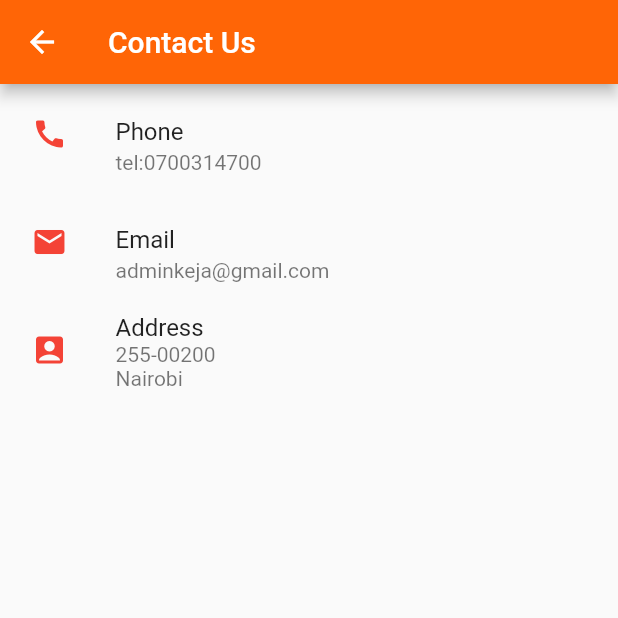
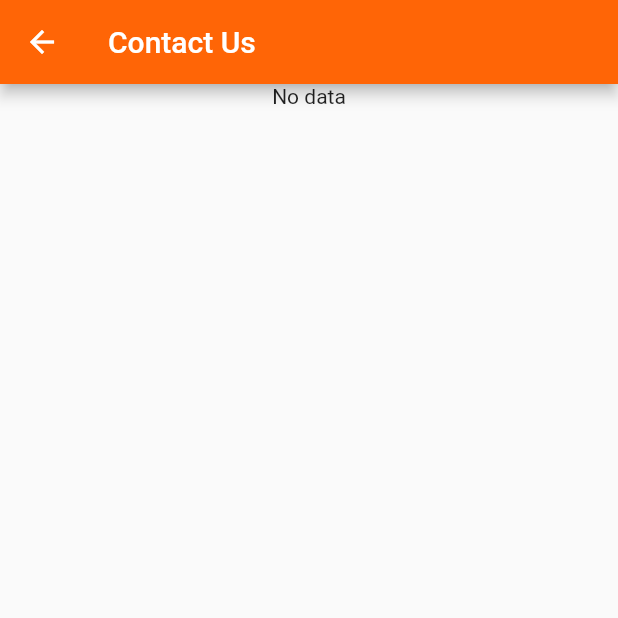
Before and after one commit to ndungudedan/cheki-keja, a Flutter app: the ContactUs screen opened directly, on a phone screen of 412 x 824 dp, the top half of it. Run offline on Flutter 3.47's test engine with Material 2 defaults, Android fonts, the phone set to English and light mode, and no system bars; our stand-ins replace bloc, cached_network_image, carousel_slider, dio, firebase_auth, firebase_core and 11 more; missing offline and left inert: commons, connectivity_widget, moor_db_viewer, mpesa_flutter_plugin, onboardme; accounts and stored records are empty; generated files the repository leaves out were written again; network calls fail.

```diff
--- a/lib/connection/networkApi.dart
+++ b/lib/connection/networkApi.dart
@@ -34,6 +34,14 @@ class NetworkApi {
     Network network = Network('$url');
     // 7
     var Data = await network.getMyhouse(myhousejson(userId));
+    return Data;
+  }
+
+  Future<dynamic> getContacts() async {
+    // 6
+    Network network = Network('$url');
+    // 7
+    var Data = await network.call(contactsjson());
     return Data;
   }
 
@@ -286,6 +294,12 @@ class NetworkApi {
     });
     return json;
   }
+   String contactsjson() {
+    var json = jsonEncode(<String, String>{
+      'functionality': 'getContacts',
+    });
+    return json;
+  }
 
   String lipaNaMpesajson(
       var phone, var amount, var userId, var apartmentId, ownerId, var type) {
--- a/lib/ui/apartdetails.dart
+++ b/lib/ui/apartdetails.dart
@@ -435,7 +435,7 @@ class _MyHomePageState extends State<Apartdetails> {
                       ListTile(
                         title: Text('Phone'),
                         leading: Icon(Icons.call),
-                        subtitle: Text(snapshot.data.phone),
+                        subtitle: Text(apartment.phone ?? snapshot.data.phone),
                       ),
                       ListTile(
                         title: Text('Email'),
@@ -445,7 +445,7 @@ class _MyHomePageState extends State<Apartdetails> {
                       ListTile(
                         title: Text('Address'),
                         leading: Icon(Icons.account_box),
-                        subtitle: Text(snapshot.data.address),
+                        subtitle: Text(apartment.address ?? snapshot.data.address),
                       ),
                     ],
                   ),
--- a/lib/ui/contactus.dart
+++ b/lib/ui/contactus.dart
@@ -1,10 +1,15 @@
+import 'package:cheki_keja/blocs/myhousebloc.dart';
 import 'package:cheki_keja/constants/constants.dart';
+import 'package:cheki_keja/database/dao.dart';
+import 'package:cheki_keja/database/databasehelper.dart';
 import 'package:cheki_keja/utility/connectioncallback.dart';
 import 'package:flutter/material.dart';
 import 'package:url_launcher/url_launcher.dart';
 
 class ContactUs extends StatelessWidget {
   Constants constants = Constants();
+  MyhouseBloc myhouseBloc;
+  var dao = DatabaseDao(databasehelper);
 
   @override
   Widget build(BuildContext context) {
@@ -17,37 +22,71 @@ class ContactUs extends StatelessWidget {
         ),
         title: Text('Contact Us'),
       ),
-      body: Center(
-        child: Container(
-          padding: EdgeInsets.all(5),
-          child: Container(
-            child: ListView(
+      body: ListView(
         children: <Widget>[
           ConnectionCallback(
       onlineCall: () {},
       ),
+      StreamBuilder(
+              stream: dao.watchContacts(),
+              builder: (context, snapshot) {
+                if (snapshot.hasData && snapshot.data.isNotEmpty) {
+                  return ListView(
+                    children: [
                       ListTile(
             title: Text('Phone'),
             leading: Icon(Icons.call,color: Colors.red,),
-                  subtitle: Text('tel:0700314700'),
+            subtitle: Text(snapshot.data[0].phone),
           ),
           ListTile(
             onTap: () {
-                    launch('mailto:adminkeja@gmail.com');
+              launch('mailto:'+snapshot.data[0].email);
             },
             title: Text('Email'),
             leading: Icon(Icons.email,color: Colors.red,),
-                  subtitle: Text('adminkeja@gmail.com'),
+            subtitle: Text(snapshot.data[0].email),
           ),
           ListTile(
             title: Text('Address'),
             leading: Icon(Icons.account_box,color: Colors.red,),
-                  subtitle: Text('255-00200' + '\n' + 'Nairobi'),
+            subtitle: Text(snapshot.data[0].address + '\n'
+            + snapshot.data[0].location),
+          ),
+          ListTile(
+            title: Text('Instagram'),
+            leading: Icon(Icons.call,color: Colors.red,),
+            subtitle: Text(snapshot.data[0].instagram),
+          ),
+          ListTile(
+            onTap: () {
+              launch('mailto:'+snapshot.data[0].email);
+            },
+            title: Text('Facebook'),
+            leading: Icon(Icons.email,color: Colors.red,),
+            subtitle: Text(snapshot.data[0].facebook),
+          ),
+          ListTile(
+            title: Text('Twitter'),
+            leading: Icon(Icons.account_box,color: Colors.red,),
+            subtitle: Text(snapshot.data[0].twitter),
           ),
                     ],
-            ),
-          ),
-        ),
+                   );
+                } else if (snapshot.hasError) {
+                  return Center(
+                    child: Text('No data'),
+                  );
+                } else if (snapshot.data != null && snapshot.data.isEmpty) {
+                  return Center(
+                    child: Text('No data'),
+                  );
+                }
+                return Center(
+                  child: CircularProgressIndicator(),
+                );
+              },
+            )
+        ],
       ),
     );
   }
```
Also changed, not shown: lib/blocs/contactbloc.dart (added, +39 -0 lines), lib/database/dao.dart (+23 -2 lines), lib/database/databasehelper.dart (+12 -1 lines), lib/models/contact.dart (added, +30 -0 lines), lib/ui/contact.dart (deleted, +0 -120 lines), lib/views/PostWidget.dart (+8 -44 lines), lib/views/postWidgetTopBar.dart (added, +68 -0 lines), lib/database/dao.g.dart, lib/database/databasehelper.g.dart, lib/models/contact.g.dart (added). Lines whose indentation alone changed are shown as unchanged.
